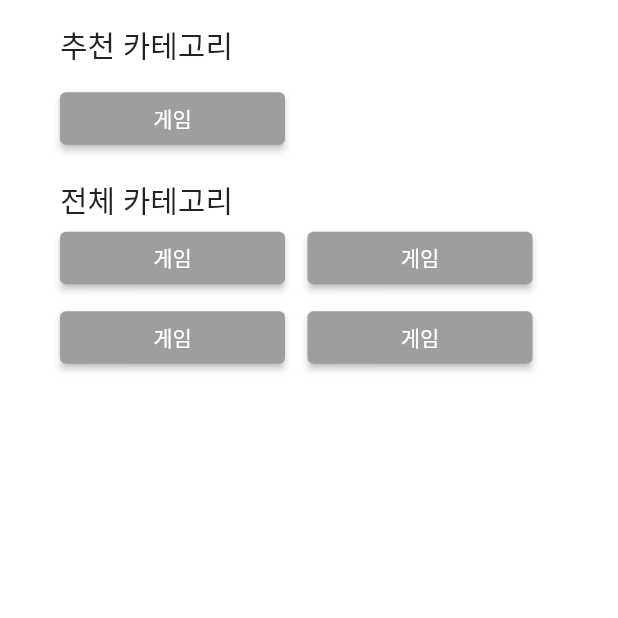
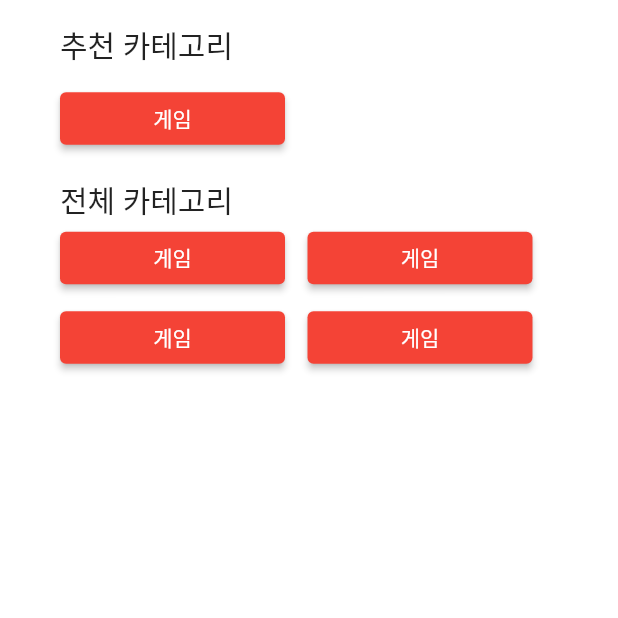
Before and after one commit to tiresomenist/youtube_board_1, a Flutter app: the Category screen opened directly, on a phone screen of 412 x 824 dp, the top half of it. Run offline on Flutter 3.47's test engine with Material 2 defaults, Android fonts, the phone set to English and light mode, and no system bars; our stand-ins replace cached_network_image, flutter_svg, get; network calls fail.

Commit message:
홈화면 구현 완료.

```diff
--- a/lib/main.dart
+++ b/lib/main.dart
@@ -7,7 +7,7 @@ import 'package:youtube_board_app/src/app.dart';
 import 'package:youtube_board_app/src/binding/init_binding.dart';
 import 'package:youtube_board_app/src/components/youtube_detail.dart';
 import 'package:youtube_board_app/src/provider/theme_provider.dart';
-
+import '../src/controller/youtube_detail_controller.dart';
 void main() {
   runApp(const MyApp());
 }
@@ -27,7 +27,7 @@ class MyApp extends StatelessWidget {
       initialRoute: "/",
       getPages: [
         GetPage(name: "/", page: () => const App()),
-        GetPage(name: "/detail/:videoId", page: () => const YouTubeDetail())
+        GetPage(name: "/detail/:videoId", page: () => const YouTubeDetail(),binding: BindingsBuilder(()=>Get.lazyPut<YouTubeDetailController>(() => YouTubeDetailController()))),
       ],
     );
   }
--- /dev/null
+++ b/lib/src/controller/youtube_detail_controller.dart
@@ -0,0 +1,25 @@
+import 'package:get/get.dart';
+import 'package:youtube_board_app/src/controller/Youtuber_Controller.dart';
+import '../controller/liveStreamingDetailController.dart';
+import '../models/video.dart';
+class YouTubeDetailController extends GetxController{
+  late LiveStreamingDetailController liveStreamingDetailController;
+  late YoutuberController youtuberController;
+  Video? video;
+  @override
+  void onInit(){
+    liveStreamingDetailController = Get.find(tag: Get.parameters["videoId"]);
+    video = liveStreamingDetailController.video;
+    youtuberController=Get.put(YoutuberController(video: video),tag:video?.snippet.channelId);
+    print(liveStreamingDetailController.video?.snippet.title ?? "");
+    print(youtuberController.video?.snippet.channelTitle ?? "");
+    print(youtuberController.youtuber.value.snippet?.title ?? "");
+    super.onInit();
+  }
+
+  String get title=>liveStreamingDetailController.video?.snippet.title ?? "";
+  String get viewerCount=> "현재 ${liveStreamingDetailController.liveStreamingDetails.value.concurrentViewers}명 시청 중";
+  String get youtuberThumnail=>youtuberController.getYoutuberThumnailUrl();
+  String get youtuberName=>youtuberController.video?.snippet.channelTitle ?? "";
+  String get youtuberSubscribers=>"구독자 ${youtuberController.youtuber.value?.statistics?.subscriberCount??"0"}명";
+}
--- a/lib/src/pages/bookmark.dart
+++ b/lib/src/pages/bookmark.dart
@@ -7,7 +7,7 @@ import 'package:youtube_board_app/src/pages/reserved.dart';
 class Bookmark extends StatelessWidget {
   Bookmark({Key? key}) : super(key: key);
 
-  final choices = ["라이브", "예약됨", "전체 채널"];
+  final choices = ["ㅤㅤ라이브ㅤㅤ", "ㅤㅤ예약됨ㅤㅤ", "ㅤ 전체 채널 ㅤ"]; //tapbar의 기능 한계로 임시로 한 작업.
 
   @override
   Widget build(BuildContext context) {
@@ -29,7 +29,7 @@ class Bookmark extends StatelessWidget {
                 isScrollable: true,
                 indicatorColor: Colors.red,
                 indicatorWeight: 3.0,
-                labelPadding: const EdgeInsets.symmetric(horizontal: 35.0),
+                labelPadding: const EdgeInsets.symmetric(horizontal: 12.0), //tapbar의 기능 한계로 임시로 한 작업.
               ),
             ),
           ),
--- a/lib/src/pages/category.dart
+++ b/lib/src/pages/category.dart
@@ -1,7 +1,46 @@
 import 'package:flutter/material.dart';
+// import 'package:flutter_wall_layout/flutter_wall_layout.dart';
+// import 'dart:math';
+
 
 class Category extends StatelessWidget {
-  const Category({Key? key}) : super(key: key);
+  Category({Key? key}) : super(key: key);
+
+  var favCategory=0;  //제일 많이본 카테고리
+
+  final categoryData=[  //카테고리 분류
+    {"title":"영화/애니메이션", "id": 1},
+    {"title":"자동차", "id": 2},
+    {"title":"음악", "id": 10},
+    {"title":"반려동물/동물", "id": 15},
+    {"title":"스포츠", "id": 17},
+    {"title":"단편 영화", "id": 18},
+    {"title":"여행/이벤트", "id": 19},
+    {"title":"게임", "id": 20},
+    {"title":"동영상블로그", "id": 21},
+    {"title":"인물/블로그", "id": 22},
+    {"title":"코미디", "id": 22},
+    {"title":"엔터테인먼트", "id": 23},
+    {"title":"뉴스/정치", "id": 25},
+    {"title":"노하우/스타일", "id": 26},
+    {"title":"교육", "id": 27},
+    {"title":"과학기술", "id": 28},
+    {"title":"무비", "id": 30},
+    {"title":"애니", "id": 31},
+    {"title":"액션/모험", "id": 32},
+    {"title":"고전", "id": 33},
+    {"title":"코미디", "id": 34},
+    {"title":"다큐멘터리", "id": 35},
+    {"title":"가족", "id": 37},
+    {"title":"외국", "id": 38},
+    {"title":"공포", "id": 39},
+    {"title":"SF/판타지", "id": 40},
+    {"title":"스릴러", "id": 41},
+    {"title":"쇼츠", "id": 42},
+    {"title":"프로그램", "id": 43},
+    {"title":"예고편", "id": 44},
+  ];
+
 
   Widget _buttonWidget() {
     return Row(
@@ -10,16 +49,16 @@ class Category extends StatelessWidget {
           onPressed: () {},
           child: Text("게임"),
           style: ElevatedButton.styleFrom(
-              primary: Colors.grey, minimumSize: Size(150, 35)),
+              primary: Colors.red, minimumSize: Size(150, 35)),
         ),
-        SizedBox(
+        const SizedBox(
           width: 15,
         ),
         ElevatedButton(
           onPressed: () {},
           child: Text("게임"),
           style: ElevatedButton.styleFrom(
-              primary: Colors.grey, minimumSize: Size(150, 35)),
+              primary: Colors.red, minimumSize: Size(150, 35)),
         ),
       ],
     );
@@ -45,7 +84,7 @@ class Category extends StatelessWidget {
             onPressed: () {},
             child: Text("게임"),
             style: ElevatedButton.styleFrom(
-                primary: Colors.grey, minimumSize: Size(150, 35)),
+                primary: Colors.red, minimumSize: Size(150, 35)),
           ),
           SizedBox(
             height: 15,
@@ -54,6 +93,8 @@ class Category extends StatelessWidget {
             "전체 카테고리",
             style: TextStyle(fontSize: 20),
           ),
+
+
           _buttonWidget(),
           SizedBox(height: 5),
           _buttonWidget()
--- a/lib/src/pages/channel.dart
+++ b/lib/src/pages/channel.dart
@@ -36,6 +36,7 @@ class Channel extends StatelessWidget {
 
   Widget _bodyWidget() {
     return GridView.builder(
+        padding: EdgeInsets.only(top:20), // 상단패딩
         itemCount: 15,
         gridDelegate: SliverGridDelegateWithFixedCrossAxisCount(
             crossAxisCount: 3, mainAxisSpacing: 8, crossAxisSpacing: 10),
--- a/lib/src/pages/explore.dart
+++ b/lib/src/pages/explore.dart
@@ -6,7 +6,7 @@ import 'package:youtube_board_app/src/pages/ranking.dart';
 class Explore extends StatelessWidget {
   Explore({Key? key}) : super(key: key);
 
-  final choices = ["카테고리", "랭킹"];
+  final choices = ["ㅤ카테고리ㅤ", "ㅤㅤ랭킹ㅤㅤ"]; //tapbar의 기능 한계로 임시로 한 작업.
 
   @override
   Widget build(BuildContext context) {
@@ -28,7 +28,7 @@ class Explore extends StatelessWidget {
                 isScrollable: true,
                 indicatorColor: Colors.red,
                 indicatorWeight: 3.0,
-                labelPadding: const EdgeInsets.symmetric(horizontal: 35.0),
+                labelPadding: const EdgeInsets.symmetric(horizontal: 18.0), //tapbar의 기능 한계로 임시로 한 작업.
               ),
             ),
           ),
--- a/lib/src/pages/home.dart
+++ b/lib/src/pages/home.dart
@@ -16,6 +16,7 @@ class _HomeState extends State<Home> {
   Widget build(BuildContext context) {
     return SafeArea(
       child: Obx(()=>CustomScrollView(
+        controller: controller.scrollController,
         slivers: [
           const SliverAppBar(
             title: CustomAppBar(),
@@ -27,7 +28,7 @@ class _HomeState extends State<Home> {
               (context, index) {
                 return GestureDetector(
                   onTap: () {
-                    Get.toNamed("/detail/235987");
+                    Get.toNamed("/detail/${controller.youtubeResult.value.items?[index].id.videoId}");
                   },
                   child: VideoWidget(video: controller.youtubeResult.value.items![index]),
                 );
--- a/lib/src/provider/theme_provider.dart
+++ b/lib/src/provider/theme_provider.dart
@@ -1,15 +1,32 @@
 import 'package:flutter/material.dart';
 
 class MyThemes {
-  static final darkTheme = ThemeData(
-      scaffoldBackgroundColor: Colors.grey.shade900,
-      colorScheme: const ColorScheme.dark(),
-      primaryColor: Colors.black);
+  static final darkTheme = ThemeData( //dart mode
+    scaffoldBackgroundColor: Colors.grey.shade900,  //메인화면 배경색
+    colorScheme: const ColorScheme.dark(),  //전체테마
+    primaryColor: Colors.black, //탭바글자색
+    bottomAppBarColor: Colors.black,  //하단바색
+    primaryColorLight: Colors.white70,  //탭바 글자,아이콘 색
+    highlightColor: Colors.red, // 하이라이트색
+    indicatorColor: Colors.yellow[400], // 다크모드색
+    appBarTheme: const AppBarTheme(
+        iconTheme: IconThemeData(color:Colors.white),
+        backgroundColor: Colors.black, foregroundColor: Colors.white),  //상단바색
 
-  static final lightTheme = ThemeData(
-      scaffoldBackgroundColor: Colors.white,
-      colorScheme: const ColorScheme.light(),
-      primaryColor: Colors.white,
-      appBarTheme: const AppBarTheme(
-          backgroundColor: Colors.white, foregroundColor: Colors.black));
+
+  );
+
+  static final lightTheme = ThemeData(  //light mode
+    scaffoldBackgroundColor: Colors.white,  //메인화면 배경색
+    colorScheme: const ColorScheme.light(), //전체테마
+    primaryColor: Colors.white, //탭바글자색
+    bottomAppBarColor: Colors.white,  //하단바색
+    primaryColorLight: Colors.black,  //탭바 글자,아이콘색
+    highlightColor: Colors.red, // 하이라이트색
+    indicatorColor: Colors.black, // 다크모드색
+    appBarTheme: const AppBarTheme(
+        iconTheme: IconThemeData(color:Colors.black),
+        backgroundColor: Colors.white, foregroundColor: Colors.black),  //상단바색
+
+  );
 }
--- a/pubspec.yaml
+++ b/pubspec.yaml
@@ -37,6 +37,7 @@ dependencies:
   cupertino_icons: ^1.0.2
   get: 3.24.0
   flutter_svg: ^1.0.3
+  cached_network_image: ^3.2.1
 
 dev_dependencies:
   flutter_test:
```
Also changed, not shown: lib/src/components/custom_appbar.dart (+22 -15 lines), lib/src/components/video_widget.dart (+31 -11 lines), lib/src/components/youtube_detail.dart (+21 -16 lines), lib/src/controller/HomeController.dart (+16 -2 lines), lib/src/controller/Youtuber_Controller.dart (added, +32 -0 lines), lib/src/models/Youtuber.dart (added, +16 -0 lines), lib/src/models/channels.dart (added, +113 -0 lines), lib/src/models/subscribers.dart (added, +37 -0 lines), lib/src/pages/ranking.dart (+8 -0 lines), lib/src/repository/youtube_repository.dart (+18 -4 lines), lib/src/pages/reserved.dart (line endings or trailing spaces), pubspec.lock.
